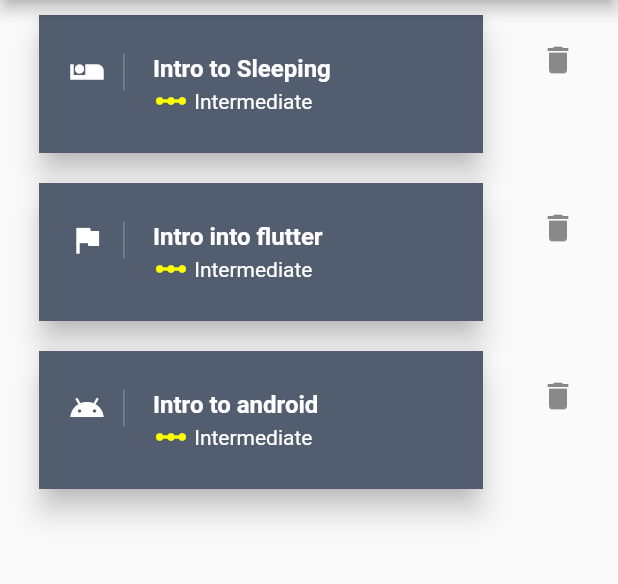
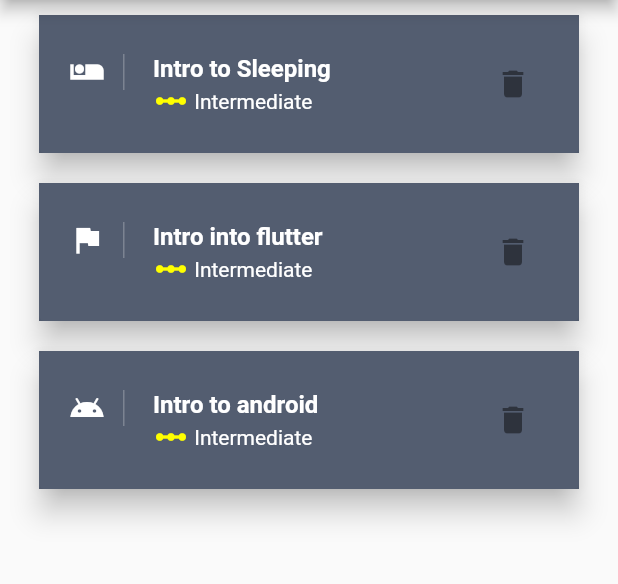
Before and after one commit to Saifallak/listview, a Flutter app: the screen it shows after launch, after a tap on the "delete" icon, on a phone screen of 412 x 824 dp, the part 84-668 px from its top. Run offline on Flutter 3.47's test engine with Material 2 defaults, Android fonts, the phone set to English and light mode, and no system bars.

Commit message:
Changed Key / Moved Delete Button inside of Card

```diff
--- a/lib/BeatyCard.dart
+++ b/lib/BeatyCard.dart
@@ -3,12 +3,13 @@ import 'package:flutter/material.dart';
 class BeautyCard extends StatelessWidget {
   final String title;
   final IconData icon;
-
+  final VoidCallback onPressed;
 
   const BeautyCard({
     @required Key key,
     @required this.title,
     @required this.icon,
+    @required this.onPressed,
   }) : super(key: key);
 
   @override
@@ -64,6 +65,10 @@ class BeautyCard extends StatelessWidget {
               )
             ],
           ),
+          trailing: IconButton(
+            icon: Icon(Icons.delete),
+            onPressed: onPressed,
+          ),
         ),
       ),
     );
--- a/lib/main.dart
+++ b/lib/main.dart
@@ -28,44 +28,48 @@ class _MyHomePageState extends State<MyHomePage> {
     listOfCards
       ..add(
         BeautyCard(
-          key: Key("cardIndex_${listOfCards.length}"),
-          // TODO: Important Key to manage this card ,, delete/modify/...etc
-          // TODO: make key pattern of whatever you want,, this is just basic one works for this situation
-          // TODO: if using firebase ,, you make want to set the key to same as firebase item key?!
-          // TODO: Try it
+          key: Key("uniqueCardID_12"),
+          // TODO: Let's assume that all cards have unique key got from DB
           title: "Intro to Diving",
           icon: Icons.beach_access,
+          onPressed: () => deleteListItem("uniqueCardID_12"),
         ),
       )
       ..add(
         BeautyCard(
-          key: Key("cardIndex_${listOfCards.length}"),
+          key: Key("uniqueCardID_1xxaa"),
+          // TODO: Let's assume that all cards have unique key got from DB
           title: "Intro to Sleeping",
           icon: Icons.airline_seat_individual_suite,
+          onPressed: () => deleteListItem("uniqueCardID_1xxaa"),
         ),
       )
       ..add(
         BeautyCard(
-          key: Key("cardIndex_${listOfCards.length}"),
+          key: Key("uniqueCardID_12311111"),
+          // TODO: Let's assume that all cards have unique key got from DB
           title: "Intro into flutter",
           icon: Icons.flag,
+          onPressed: () => deleteListItem("uniqueCardID_12311111"),
         ),
       )
       ..add(
         BeautyCard(
-          key: Key("cardIndex_${listOfCards.length}"),
+          key: Key("uniqueCardID_1xxxx11"),
+          // TODO: Let's assume that all cards have unique key got from DB
           title: "Intro to android",
           icon: Icons.android,
+          onPressed: () => deleteListItem("uniqueCardID_1xxxx11"),
         ),
       );
   }
 
-  void deleteListItem(Key keyOfItem) {
+  void deleteListItem(String keyOfItem) {
     listOfCards
         .forEach((f) => debugPrint("Key in Before List : ${f.key.toString()}"));
     debugPrint("Deleting Key : ${keyOfItem.toString()}");
     setState(() {
-      listOfCards.removeWhere((itemCard) => itemCard.key == keyOfItem);
+      listOfCards.removeWhere((itemCard) => itemCard.key == Key(keyOfItem));
     });
     listOfCards.forEach(
         (f) => debugPrint("Key in List After Deleting : ${f.key.toString()}"));
@@ -84,10 +88,6 @@ class _MyHomePageState extends State<MyHomePage> {
           itemBuilder: (BuildContext context, int index) {
             return ListTile(
               title: listOfCards[index],
-              trailing: IconButton(
-                icon: Icon(Icons.delete),
-                onPressed: () => deleteListItem(listOfCards[index].key),
-              ),
             );
           }), // This trailing comma makes auto-formatting nicer for build methods.
     );
```
